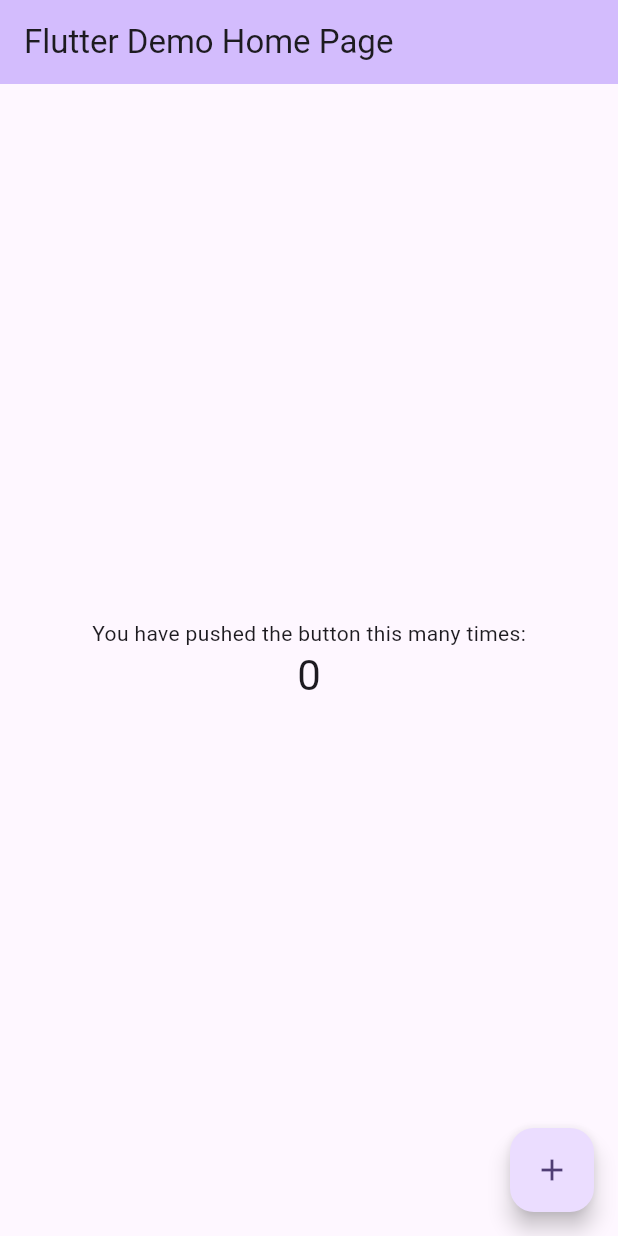
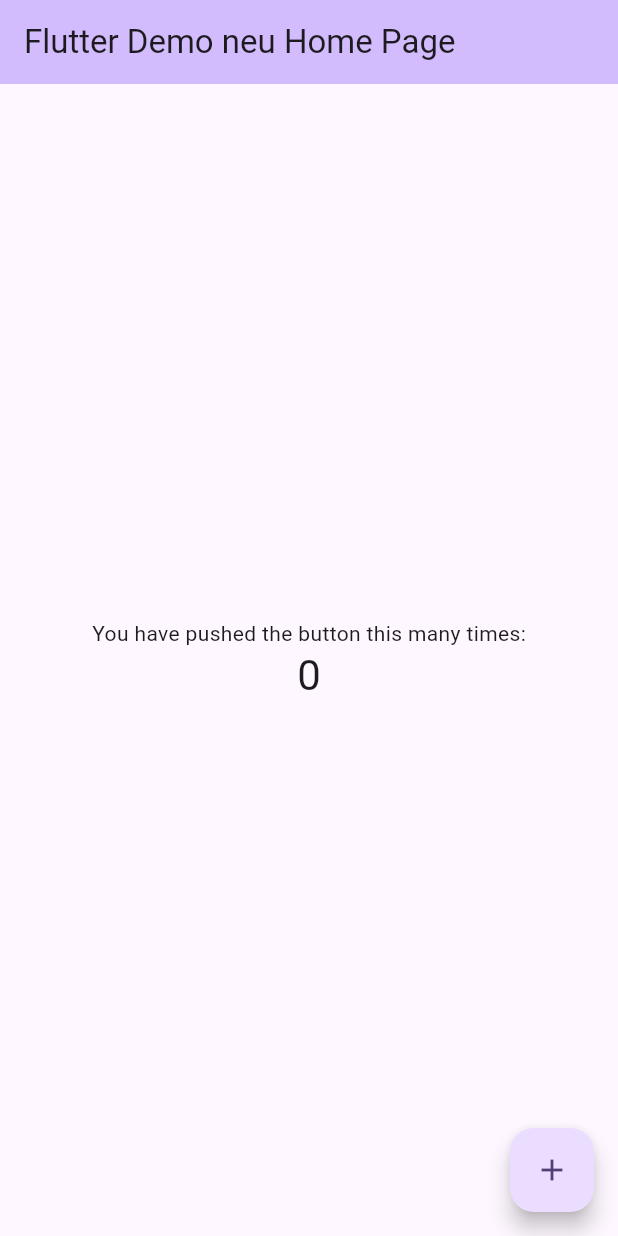
Before and after one commit to donabauer/flutter_application_test, a Flutter app: the screen it shows after launch, on a phone screen of 412 x 824 dp. Run offline on Flutter 3.47's test engine with Material 3 defaults, Android fonts, the phone set to English and light mode, and no system bars.

Commit message:
1. commit initial

```diff
--- a/lib/main.dart
+++ b/lib/main.dart
@@ -11,7 +11,7 @@ class MyApp extends StatelessWidget {
   @override
   Widget build(BuildContext context) {
     return MaterialApp(
-      title: 'Flutter Demo',
+      title: 'Flutter test Demo',
       theme: ThemeData(
         // This is the theme of your application.
         //
@@ -31,7 +31,7 @@ class MyApp extends StatelessWidget {
         colorScheme: ColorScheme.fromSeed(seedColor: Colors.deepPurple),
         useMaterial3: true,
       ),
-      home: const MyHomePage(title: 'Flutter Demo Home Page'),
+      home: const MyHomePage(title: 'Flutter Demo neu Home Page'),
     );
   }
 }
```
